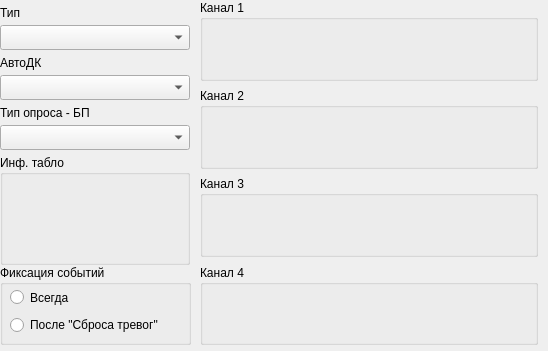
Qt form m_cfg/ssoi_widget.ui (xXRadioHeadXx/start7) before a commit.
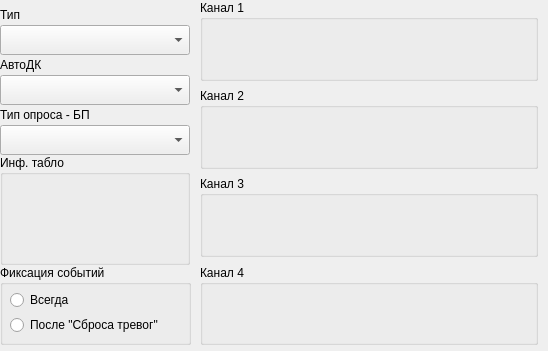
The same form after that commit. Custom widgets are drawn as their Qt base class.

Patch:
```diff
--- a/m_cfg/ssoi_widget.ui
+++ b/m_cfg/ssoi_widget.ui
@@ -151,19 +151,19 @@
      <x>0</x>
      <y>25</y>
      <width>190</width>
-     <height>25</height>
+     <height>30</height>
     </rect>
    </property>
    <property name="minimumSize">
     <size>
      <width>1</width>
-     <height>25</height>
+     <height>30</height>
     </size>
    </property>
    <property name="maximumSize">
     <size>
      <width>999</width>
-     <height>25</height>
+     <height>30</height>
     </size>
    </property>
   </widget>
@@ -173,7 +173,7 @@
      <x>0</x>
      <y>100</y>
      <width>181</width>
-     <height>25</height>
+     <height>30</height>
     </rect>
    </property>
    <property name="text">
@@ -186,7 +186,7 @@
      <x>0</x>
      <y>0</y>
      <width>191</width>
-     <height>25</height>
+     <height>30</height>
     </rect>
    </property>
    <property name="text">
@@ -199,7 +199,7 @@
      <x>0</x>
      <y>75</y>
      <width>190</width>
-     <height>25</height>
+     <height>30</height>
     </rect>
    </property>
    <property name="minimumSize">
@@ -211,7 +211,7 @@
    <property name="maximumSize">
     <size>
      <width>999</width>
-     <height>25</height>
+     <height>30</height>
     </size>
    </property>
   </widget>
@@ -221,7 +221,7 @@
      <x>0</x>
      <y>50</y>
      <width>181</width>
-     <height>25</height>
+     <height>30</height>
     </rect>
    </property>
    <property name="text">
@@ -234,7 +234,7 @@
      <x>0</x>
      <y>125</y>
      <width>190</width>
-     <height>25</height>
+     <height>30</height>
     </rect>
    </property>
    <property name="minimumSize">
@@ -246,7 +246,7 @@
    <property name="maximumSize">
     <size>
      <width>999</width>
-     <height>25</height>
+     <height>30</height>
     </size>
    </property>
   </widget>
@@ -291,7 +291,7 @@
       <x>10</x>
       <y>20</y>
       <width>80</width>
-      <height>25</height>
+      <height>30</height>
      </rect>
     </property>
     <property name="text">
```
